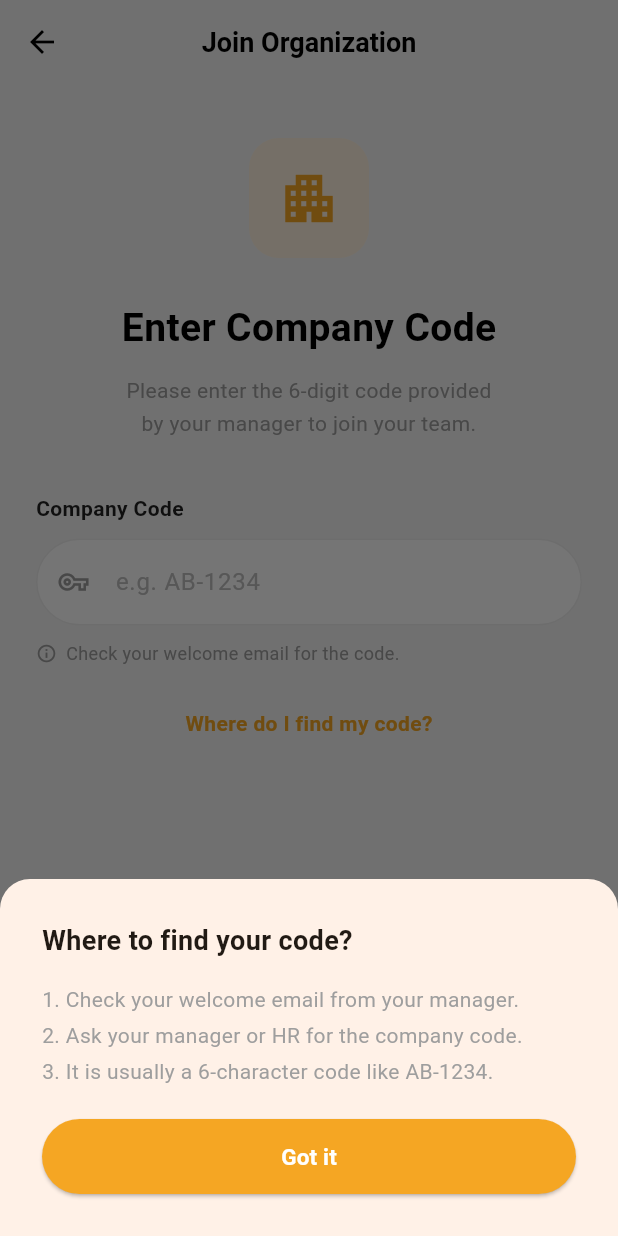
After one commit to OnTime-HR/OnTime, a Flutter app: the JoinOrganisationScreen screen opened directly, after a tap on "Where do I find my code?", on a phone screen of 412 x 824 dp. The commit adds this screen. Run offline on Flutter 3.47's test engine with Material 3 defaults, Android fonts, the phone set to English and light mode, and no system bars; our stand-ins replace firebase_auth, firebase_core; accounts and stored records are empty.

Commit message:
Add Join Organisation screen navigation after OTP verification

```diff
--- /dev/null
+++ b/lib/join_organisation_screen.dart
@@ -0,0 +1,257 @@
+import 'package:flutter/material.dart';
+
+class JoinOrganisationScreen extends StatefulWidget {
+  const JoinOrganisationScreen({super.key});
+
+  @override
+  State<JoinOrganisationScreen> createState() => _JoinOrganisationScreenState();
+}
+
+class _JoinOrganisationScreenState extends State<JoinOrganisationScreen> {
+  final TextEditingController _codeController = TextEditingController();
+
+  @override
+  void dispose() {
+    _codeController.dispose();
+    super.dispose();
+  }
+
+  void _joinOrganisation() {
+    final code = _codeController.text.trim();
+    if (code.isEmpty) {
+      ScaffoldMessenger.of(context).showSnackBar(
+        const SnackBar(content: Text('Please enter your company code')),
+      );
+      return;
+    }
+    // TODO: Validate code against Firestore and navigate to dashboard
+    debugPrint('Company code entered: $code');
+  }
+
+  void _showWhereToFindCode() {
+    showModalBottomSheet(
+      context: context,
+      shape: const RoundedRectangleBorder(
+        borderRadius: BorderRadius.vertical(top: Radius.circular(20)),
+      ),
+      builder: (_) => Padding(
+        padding: const EdgeInsets.all(28),
+        child: Column(
+          mainAxisSize: MainAxisSize.min,
+          crossAxisAlignment: CrossAxisAlignment.start,
+          children: [
+            const Text(
+              'Where to find your code?',
+              style: TextStyle(fontSize: 18, fontWeight: FontWeight.bold),
+            ),
+            const SizedBox(height: 14),
+            const Text(
+              '1. Check your welcome email from your manager.\n'
+              '2. Ask your manager or HR for the company code.\n'
+              '3. It is usually a 6-character code like AB-1234.',
+              style: TextStyle(fontSize: 14, color: Colors.grey, height: 1.7),
+            ),
+            const SizedBox(height: 20),
+            SizedBox(
+              width: double.infinity,
+              height: 50,
+              child: ElevatedButton(
+                onPressed: () => Navigator.pop(context),
+                style: ElevatedButton.styleFrom(
+                  backgroundColor: const Color(0xFFF5A623),
+                  shape: RoundedRectangleBorder(
+                    borderRadius: BorderRadius.circular(50),
+                  ),
+                ),
+                child: const Text(
+                  'Got it',
+                  style: TextStyle(
+                    color: Colors.white,
+                    fontWeight: FontWeight.bold,
+                    fontSize: 15,
+                  ),
+                ),
+              ),
+            ),
+          ],
+        ),
+      ),
+    );
+  }
+
+  @override
+  Widget build(BuildContext context) {
+    return Scaffold(
+      backgroundColor: const Color(0xFFF5F5F5),
+      appBar: AppBar(
+        backgroundColor: const Color(0xFFF5F5F5),
+        elevation: 0,
+        leading: IconButton(
+          icon: const Icon(Icons.arrow_back, color: Colors.black),
+          onPressed: () => Navigator.pop(context),
+        ),
+        title: const Text(
+          'Join Organization',
+          style: TextStyle(
+            color: Colors.black,
+            fontWeight: FontWeight.bold,
+            fontSize: 18,
+          ),
+        ),
+        centerTitle: true,
+      ),
+      body: Padding(
+        padding: const EdgeInsets.symmetric(horizontal: 24),
+        child: Column(
+          crossAxisAlignment: CrossAxisAlignment.start,
+          children: [
+            const SizedBox(height: 36),
+
+            // Building Icon
+            Center(
+              child: Container(
+                width: 80,
+                height: 80,
+                decoration: BoxDecoration(
+                  color: const Color(0xFFFFF3E0),
+                  borderRadius: BorderRadius.circular(20),
+                ),
+                child: const Icon(
+                  Icons.apartment,
+                  size: 42,
+                  color: Color(0xFFF5A623),
+                ),
+              ),
+            ),
+            const SizedBox(height: 28),
+
+            // Title
+            const Center(
+              child: Text(
+                'Enter Company Code',
+                style: TextStyle(
+                  fontSize: 26,
+                  fontWeight: FontWeight.bold,
+                  color: Colors.black,
+                ),
+              ),
+            ),
+            const SizedBox(height: 12),
+
+            // Subtitle
+            const Center(
+              child: Text(
+                'Please enter the 6-digit code provided\nby your manager to join your team.',
+                textAlign: TextAlign.center,
+                style: TextStyle(fontSize: 14, color: Colors.grey, height: 1.6),
+              ),
+            ),
+            const SizedBox(height: 36),
+
+            // Company Code Label
+            const Text(
+              'Company Code',
+              style: TextStyle(
+                fontSize: 14,
+                fontWeight: FontWeight.w600,
+                color: Colors.black87,
+              ),
+            ),
+            const SizedBox(height: 10),
+
+            // Code Input Field
+            Container(
+              decoration: BoxDecoration(
+                color: Colors.white,
+                borderRadius: BorderRadius.circular(50),
+                border: Border.all(color: Colors.grey.shade200),
+              ),
+              child: TextField(
+                controller: _codeController,
+                textCapitalization: TextCapitalization.characters,
+                decoration: InputDecoration(
+                  hintText: 'e.g. AB-1234',
+                  hintStyle: TextStyle(color: Colors.grey.shade400),
+                  prefixIcon: const Icon(
+                    Icons.vpn_key_outlined,
+                    color: Colors.grey,
+                    size: 20,
+                  ),
+                  border: InputBorder.none,
+                  contentPadding: const EdgeInsets.symmetric(
+                    horizontal: 20,
+                    vertical: 16,
+                  ),
+                ),
+              ),
+            ),
+            const SizedBox(height: 10),
+
+            // Helper hint
+            Row(
+              children: [
+                Icon(Icons.info_outline, size: 14, color: Colors.grey.shade500),
+                const SizedBox(width: 6),
+                Text(
+                  'Check your welcome email for the code.',
+                  style: TextStyle(fontSize: 12, color: Colors.grey.shade500),
+                ),
+              ],
+            ),
+            const SizedBox(height: 28),
+
+            // Where do I find my code?
+            Center(
+              child: GestureDetector(
+                onTap: _showWhereToFindCode,
+                child: const Text(
+                  'Where do I find my code?',
+                  style: TextStyle(
+                    color: Color(0xFFF5A623),
+                    fontWeight: FontWeight.w600,
+                    fontSize: 14,
+                  ),
+                ),
+              ),
+            ),
+
+            const Spacer(),
+
+            // Join Organization Button
+            SizedBox(
+              width: double.infinity,
+              height: 58,
+              child: ElevatedButton(
+                onPressed: _joinOrganisation,
+                style: ElevatedButton.styleFrom(
+                  backgroundColor: const Color(0xFFF5A623),
+                  shape: RoundedRectangleBorder(
+                    borderRadius: BorderRadius.circular(50),
+                  ),
+                  elevation: 4,
+                  shadowColor: const Color(0xFFF5A623).withOpacity(0.4),
+                ),
+                child: const Row(
+                  mainAxisAlignment: MainAxisAlignment.center,
+                  children: [
+                    Text(
+                      'Join Organization',
+                      style: TextStyle(
+                        color: Colors.white,
+                        fontSize: 17,
+                        fontWeight: FontWeight.bold,
+                      ),
+                    ),
+                    SizedBox(width: 8),
+                    Icon(Icons.arrow_forward, color: Colors.white, size: 20),
+                  ],
+                ),
+              ),
+            ),
+            const SizedBox(height: 30),
+          ],
+        ),
+      ),
+    );
+  }
+}
--- a/lib/otp_screen.dart
+++ b/lib/otp_screen.dart
@@ -1,5 +1,6 @@
 import 'package:flutter/material.dart';
 import 'dart:async';
+import 'join_organisation_screen.dart';
 
 class OtpScreen extends StatefulWidget {
   final String phoneNumber;
@@ -76,9 +77,13 @@ class _OtpScreenState extends State<OtpScreen> {
       return;
     }
     final otp = _controllers.map((c) => c.text).join();
-    // TODO: Pass OTP to Firebase verification
-    // e.g., FirebaseAuth.instance.signInWithCredential(...)
     debugPrint('OTP entered: $otp');
+
+    // Navigate to Join Organisation after successful OTP
+    Navigator.push(
+      context,
+      MaterialPageRoute(builder: (_) => const JoinOrganisationScreen()),
+    );
   }
 
   @override
```
